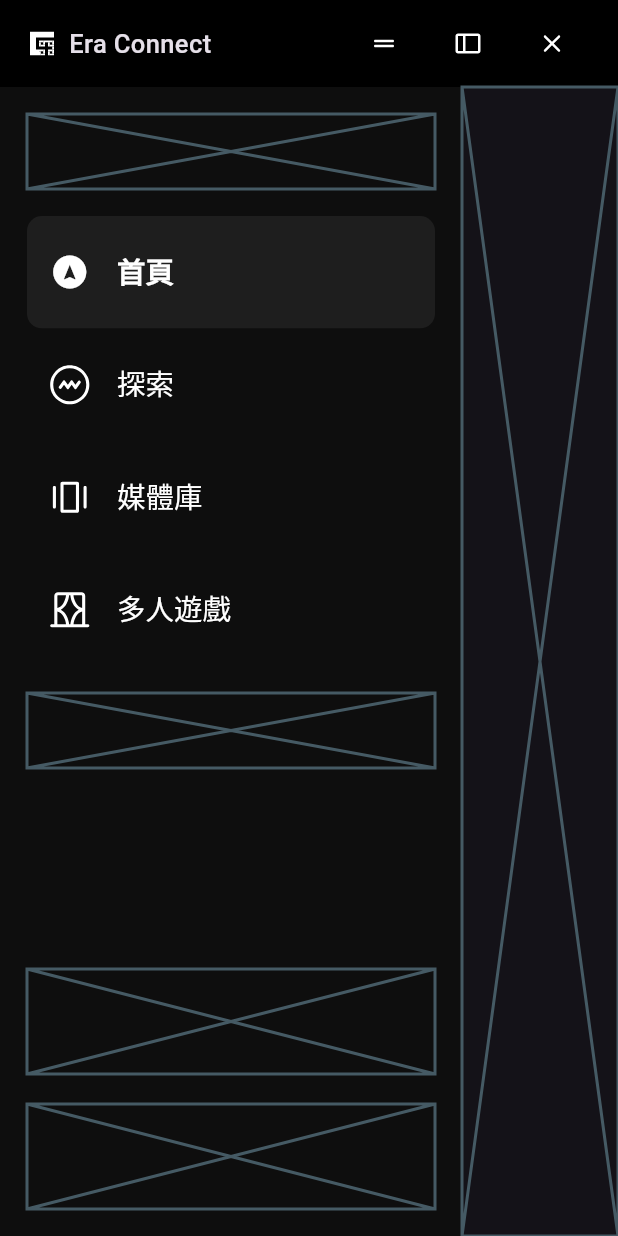
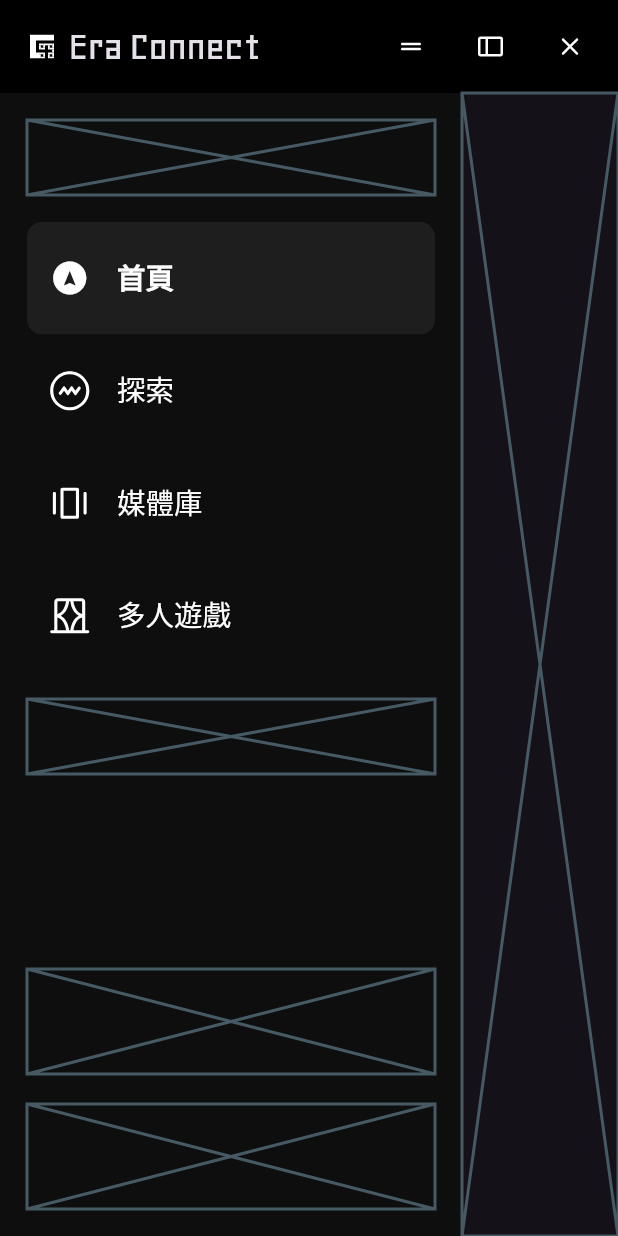
Before and after one commit to RPMTW/era-connect, a Flutter app: the screen it shows after launch, on a phone screen of 412 x 824 dp. Run offline on Flutter 3.47's test engine with Material 2 defaults, Android fonts, the phone set to English and light mode, and no system bars; our stand-ins replace equatable, flutter_svg; missing offline and left inert: dart:ffi, flutter_rust_bridge, window_manager; Roboto replaces fonts that are missing (GenSenRounded).

Commit message:
feat: better title bar

```diff
--- a/app/pubspec.yaml
+++ b/app/pubspec.yaml
@@ -63,3 +63,6 @@ flutter:
           weight: 700
         - asset: assets/fonts/GenSenRounded-M.ttc
           weight: 500
+    - family: Geo
+      fonts:
+       - asset: assets/fonts/Geo-Regular.ttf
--- a/packages/era_connect_ui/lib/components/title_bar/era_title_bar.dart
+++ b/packages/era_connect_ui/lib/components/title_bar/era_title_bar.dart
@@ -14,7 +14,7 @@ class EraTitleBar extends StatelessWidget {
     return DragToMoveArea(
       child: Container(
         color: context.theme.primaryColor,
-        padding: const EdgeInsets.symmetric(horizontal: 20, vertical: 5),
+        padding: const EdgeInsets.only(left: 20, right: 8, top: 7, bottom: 7),
         child: Container(
           color: context.theme.primaryColor,
           child: Container(
@@ -28,12 +28,13 @@ class EraTitleBar extends StatelessWidget {
                     const SizedBox(width: 10),
                     const Text('Era Connect',
                         style: TextStyle(
-                          fontSize: 17,
-                          fontWeight: FontWeight.w500,
-                        ))
+                            fontSize: 29,
+                            fontWeight: FontWeight.w500,
+                            fontFamily: 'Geo',
+                            letterSpacing: -1))
                   ],
                 ),
-                Wrap(spacing: 8, children: [
+                Wrap(spacing: 5, children: [
                   EraTitleBarAction.minimize(),
                   EraTitleBarAction.maximize(),
                   EraTitleBarAction.close()
--- a/packages/era_connect_ui/lib/components/title_bar/era_title_bar_action.dart
+++ b/packages/era_connect_ui/lib/components/title_bar/era_title_bar_action.dart
@@ -3,10 +3,17 @@ import 'package:flutter_svg/flutter_svg.dart';
 import 'package:window_manager/window_manager.dart';
 
 class EraTitleBarAction {
+  static final _style = IconButton.styleFrom(
+    shape: RoundedRectangleBorder(
+      borderRadius: BorderRadius.circular(0),
+    ),
+  );
+
   static Widget minimize() {
     return IconButton(
       icon:
           SvgPicture.asset('icons/drag_handle.svg', package: 'era_connect_ui'),
+      style: _style,
       onPressed: () {
         windowManager.minimize();
       },
@@ -17,6 +24,7 @@ class EraTitleBarAction {
     return IconButton(
         icon: SvgPicture.asset('icons/thumbnail_bar.svg',
             package: 'era_connect_ui'),
+        style: _style,
         onPressed: () async {
           final isMaximized = await windowManager.isMaximized();
 
@@ -32,6 +40,7 @@ class EraTitleBarAction {
     return IconButton(
       icon: SvgPicture.asset('icons/close.svg', package: 'era_connect_ui'),
       hoverColor: const Color(0xffff0000),
+      style: _style,
       onPressed: () {
         windowManager.close();
       },
```
Also changed, not shown: app/assets/fonts/Geo-Regular.ttf (added), 2 other files.
